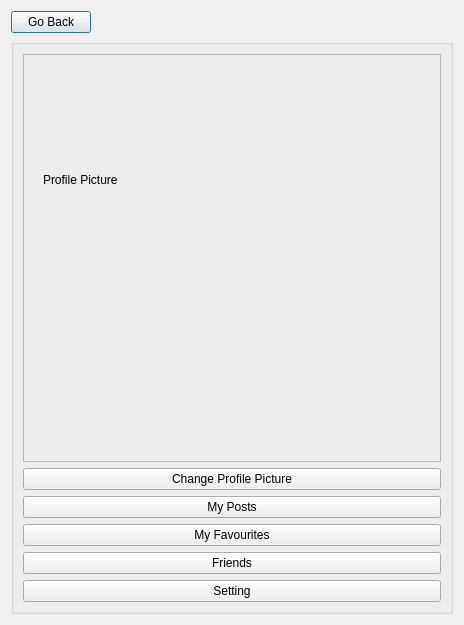
Qt form UI_cw3/profile.ui (Honggeiry/ui) before a commit.
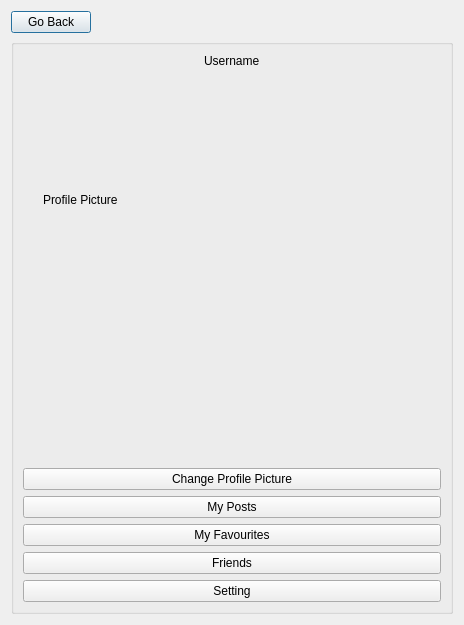
The same form after that commit.

```diff
--- a/UI_cw3/profile.ui
+++ b/UI_cw3/profile.ui
@@ -32,12 +32,28 @@
    </item>
    <item>
     <widget class="QGroupBox" name="groupBox">
+     <property name="styleSheet">
+      <string notr="true">background-color: none;</string>
+     </property>
      <property name="title">
       <string/>
      </property>
      <layout class="QVBoxLayout" name="verticalLayout_4">
+      <item alignment="Qt::AlignHCenter">
+       <widget class="QLabel" name="label">
+        <property name="styleSheet">
+         <string notr="true">font: 600 36pt &quot;American Typewriter&quot;;</string>
+        </property>
+        <property name="text">
+         <string>Username</string>
+        </property>
+       </widget>
+      </item>
       <item>
        <widget class="QSplitter" name="splitter">
+        <property name="styleSheet">
+         <string notr="true"/>
+        </property>
         <property name="orientation">
          <enum>Qt::Vertical</enum>
         </property>
@@ -57,6 +73,9 @@
               <height>200</height>
              </size>
             </property>
+            <property name="styleSheet">
+             <string notr="true">border-radius: 5px;</string>
+            </property>
             <property name="frameShape">
              <enum>QFrame::StyledPanel</enum>
             </property>
```
